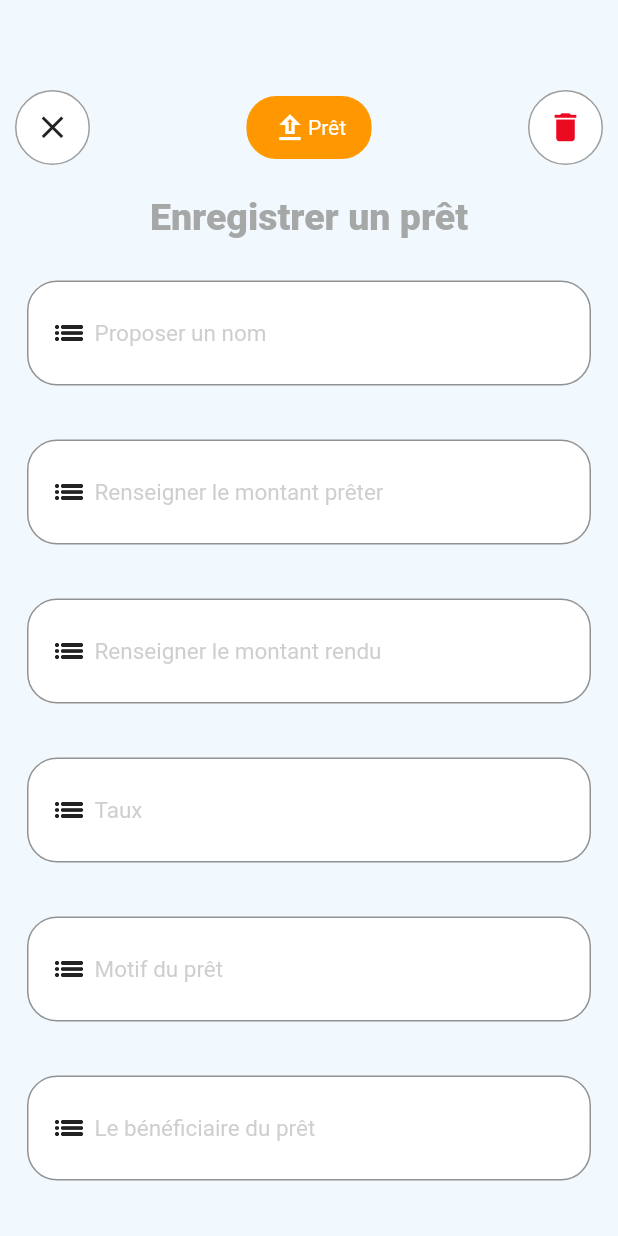
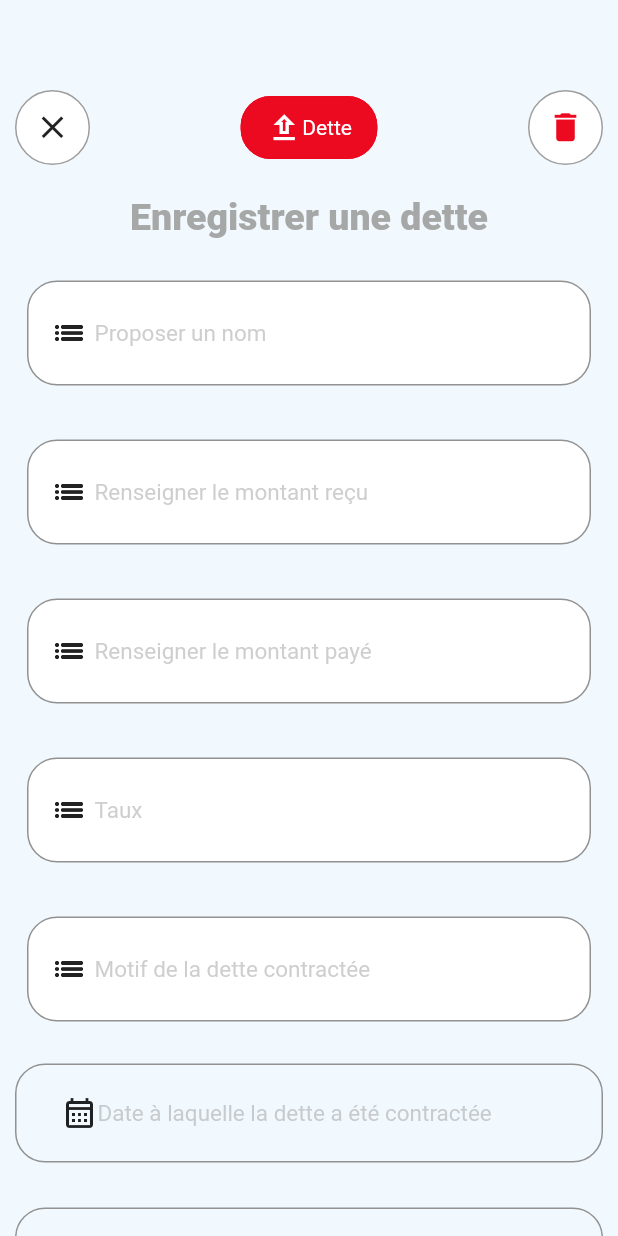
Before and after one commit to EdmondDossa/gestion-finance-personnelle, a Flutter app: the CreateDettePage screen opened directly, on a phone screen of 412 x 824 dp. Run offline on Flutter 3.47's test engine with Material 2 defaults, Android fonts, the phone set to English and light mode, and no system bars; our stand-ins replace cloud_firestore, firebase_auth, firebase_core, fl_chart, flutter_local_notifications, flutter_native_timezone and 6 more; missing offline and left inert: dart:ffi, icon_badge; accounts and stored records are empty.

Commit message:
page pret et dette

```diff
--- a/lib/screens/dette.dart
+++ b/lib/screens/dette.dart
@@ -1,4 +1,5 @@
 import 'package:flutter/material.dart';
+import 'package:flutter/services.dart';
 import 'package:intl/intl.dart';
 import 'package:gestion_finance/utilities/colors.dart';
 
@@ -11,10 +12,9 @@ class CreateDettePage extends StatefulWidget {
 
 class _CreateDettePageState extends State<CreateDettePage> {
   TextEditingController _nameDette = TextEditingController();
-  TextEditingController _montantTotal = TextEditingController();
-  TextEditingController _montantRendu = TextEditingController();
+  TextEditingController _montantDu = TextEditingController();
+  TextEditingController _montantPaye = TextEditingController();
   TextEditingController _taux = TextEditingController();
-  TextEditingController _beneficiaire = TextEditingController();
   TextEditingController _motif = TextEditingController();
   TextEditingController _amount = TextEditingController();
   DateTime? _dateInitial;
@@ -76,10 +76,10 @@ class _CreateDettePageState extends State<CreateDettePage> {
                       vertical: 8.0,
                     ),
                     decoration: BoxDecoration(
-                        color: Colors.orange,
+                        color: red,
                         borderRadius: BorderRadius.circular(20.0),
                         border: Border.all(
-                          color: Colors.orange,
+                          color: red,
                           width: 1,
                         )),
                     child: Row(
@@ -89,7 +89,7 @@ class _CreateDettePageState extends State<CreateDettePage> {
                           color: white,
                         ),
                         Text(
-                          "Prêt",
+                          "Dette",
                           style: TextStyle(color: white),
                         ),
                       ],
@@ -118,7 +118,7 @@ class _CreateDettePageState extends State<CreateDettePage> {
               mainAxisAlignment: MainAxisAlignment.spaceEvenly,
               children: [
                 Text(
-                  "Enregistrer un prêt",
+                  "Enregistrer une dette",
                   style: TextStyle(
                     fontSize: 25,
                     fontWeight: FontWeight.w900,
@@ -198,12 +198,13 @@ class _CreateDettePageState extends State<CreateDettePage> {
                     Container(
                       width: 250,
                       child: TextField(
-                        controller: _montantTotal,
+                        controller: _montantDu,
                         maxLines: null,
                         cursorColor: black,
+                        keyboardType: TextInputType.phone,
                         decoration: InputDecoration(
                             border: InputBorder.none,
-                            hintText: "Renseigner le montant prêter",
+                            hintText: "Renseigner le montant reçu",
                             hintStyle: TextStyle(
                               fontSize: 15,
                               fontWeight: FontWeight.normal,
@@ -242,12 +243,13 @@ class _CreateDettePageState extends State<CreateDettePage> {
                     Container(
                       width: 250,
                       child: TextField(
-                        controller: _montantRendu,
+                        controller: _montantPaye,
                         maxLines: null,
                         cursorColor: black,
+                        keyboardType: TextInputType.phone,
                         decoration: InputDecoration(
                             border: InputBorder.none,
-                            hintText: "Renseigner le montant rendu",
+                            hintText: "Renseigner le montant payé",
                             hintStyle: TextStyle(
                               fontSize: 15,
                               fontWeight: FontWeight.normal,
@@ -289,6 +291,7 @@ class _CreateDettePageState extends State<CreateDettePage> {
                         controller: _taux,
                         maxLines: null,
                         cursorColor: black,
+                        keyboardType: TextInputType.phone,
                         decoration: InputDecoration(
                             border: InputBorder.none,
                             hintText: "Taux",
@@ -335,7 +338,7 @@ class _CreateDettePageState extends State<CreateDettePage> {
                         cursorColor: black,
                         decoration: InputDecoration(
                             border: InputBorder.none,
-                            hintText: "Motif du prêt",
+                            hintText: "Motif de la dette contractée",
                             hintStyle: TextStyle(
                               fontSize: 15,
                               fontWeight: FontWeight.normal,
@@ -349,50 +352,6 @@ class _CreateDettePageState extends State<CreateDettePage> {
             ),
             SizedBox(
               height: 20,
-            ),
-            Padding(
-              padding: const EdgeInsets.all(8.0),
-              child: Container(
-                width: double.infinity,
-                padding: const EdgeInsets.symmetric(
-                  horizontal: 15.0,
-                  vertical: 10.0,
-                ),
-                decoration: BoxDecoration(
-                    color: white,
-                    borderRadius: BorderRadius.circular(20.0),
-                    border: Border.all(
-                      color: Color.fromARGB(255, 146, 146, 146),
-                      width: 1,
-                    )),
-                child: Row(
-                  children: [
-                    Icon(Icons.list_outlined),
-                    SizedBox(
-                      width: 5,
-                    ),
-                    Container(
-                      width: 250,
-                      child: TextField(
-                        controller: _beneficiaire,
-                        maxLines: null,
-                        cursorColor: black,
-                        decoration: InputDecoration(
-                            border: InputBorder.none,
-                            hintText: "Le bénéficiaire du prêt",
-                            hintStyle: TextStyle(
-                              fontSize: 15,
-                              fontWeight: FontWeight.normal,
-                              color: grey.withOpacity(0.5),
-                            )),
-                      ),
-                    )
-                  ],
-                ),
-              ),
-            ),
-            SizedBox(
-              height: 30,
             ),
             GestureDetector(
               onTap: () => _selectDate(context, _dateInitial),
@@ -415,7 +374,7 @@ class _CreateDettePageState extends State<CreateDettePage> {
                       children: [
                         Icon(Icons.calendar_month_outlined),
                         Text(
-                          "Date de prêt",
+                          "Date à laquelle la dette a été contractée",
                           style: TextStyle(
                             fontSize: 15,
                             fontWeight: FontWeight.normal,
@@ -462,7 +421,7 @@ class _CreateDettePageState extends State<CreateDettePage> {
                       children: [
                         Icon(Icons.calendar_month_outlined),
                         Text(
-                          "Date limite",
+                          "Date de remboursement",
                           style: TextStyle(
                             fontSize: 15,
                             fontWeight: FontWeight.normal,
@@ -515,6 +474,7 @@ class _CreateDettePageState extends State<CreateDettePage> {
                     TextField(
                       controller: _amount,
                       cursorColor: black,
+                      keyboardType: TextInputType.phone,
                       style: const TextStyle(
                         fontWeight: FontWeight.w400,
                         color: black,
--- a/lib/screens/home_page.dart
+++ b/lib/screens/home_page.dart
@@ -12,7 +12,7 @@ import 'dart:async';
 import 'package:flutter_local_notifications/flutter_local_notifications.dart';
 import 'package:timezone/data/latest.dart' as tz;
 import 'package:timezone/timezone.dart' as tz;
-import 'package:background_fetch/background_fetch.dart';
+//import 'package:background_fetch/background_fetch.dart';
 
 class StartPage extends StatefulWidget {
   const StartPage({super.key});
@@ -39,7 +39,7 @@ class _StartPageState extends State<StartPage> {
     tz.initializeTimeZones();
     flutterLocalNotificationsPlugin = FlutterLocalNotificationsPlugin();
     initializeNotifications();
-    initBackgroundFetch();
+    //initBackgroundFetch();
     //scheduleNotifications();
     _refreshData();
   }
@@ -86,7 +86,7 @@ class _StartPageState extends State<StartPage> {
       notificationId++;
     }
 
-  void initBackgroundFetch() {
+    /* void initBackgroundFetch() {
       BackgroundFetch.configure(
         BackgroundFetchConfig(
           minimumFetchInterval: 30,
@@ -104,7 +104,7 @@ class _StartPageState extends State<StartPage> {
           BackgroundFetch.finish(taskId);
         },
       );
-  }
+    } */
 
 /* Future<void> scheduleNotifications() async {
   const AndroidNotificationDetails androidPlatformChannelSpecifics =
--- a/lib/screens/prets.dart
+++ b/lib/screens/prets.dart
@@ -1,4 +1,5 @@
 import 'package:flutter/material.dart';
+import 'package:flutter/services.dart';
 import 'package:intl/intl.dart';
 import 'package:gestion_finance/utilities/colors.dart';
 
@@ -76,10 +77,10 @@ class _CreatePretPageState extends State<CreatePretPage> {
                       vertical: 8.0,
                     ),
                     decoration: BoxDecoration(
-                        color: Colors.orange,
+                        color: green,
                         borderRadius: BorderRadius.circular(20.0),
                         border: Border.all(
-                          color: Colors.orange,
+                          color: green,
                           width: 1,
                         )),
                     child: Row(
@@ -191,7 +192,7 @@ class _CreatePretPageState extends State<CreatePretPage> {
                     )),
                 child: Row(
                   children: [
-                    Icon(Icons.list_outlined),
+                    Icon(Icons.money_outlined),
                     SizedBox(
                       width: 5,
                     ),
@@ -201,6 +202,7 @@ class _CreatePretPageState extends State<CreatePretPage> {
                         controller: _montantTotal,
                         maxLines: null,
                         cursorColor: black,
+                      keyboardType: TextInputType.phone,
                         decoration: InputDecoration(
                             border: InputBorder.none,
                             hintText: "Renseigner le montant prêter",
@@ -235,7 +237,7 @@ class _CreatePretPageState extends State<CreatePretPage> {
                     )),
                 child: Row(
                   children: [
-                    Icon(Icons.list_outlined),
+                    Icon(Icons.money_outlined),
                     SizedBox(
                       width: 5,
                     ),
@@ -245,6 +247,7 @@ class _CreatePretPageState extends State<CreatePretPage> {
                         controller: _montantRendu,
                         maxLines: null,
                         cursorColor: black,
+                      keyboardType: TextInputType.phone,
                         decoration: InputDecoration(
                             border: InputBorder.none,
                             hintText: "Renseigner le montant rendu",
@@ -289,6 +292,7 @@ class _CreatePretPageState extends State<CreatePretPage> {
                         controller: _taux,
                         maxLines: null,
                         cursorColor: black,
+                      keyboardType: TextInputType.phone,
                         decoration: InputDecoration(
                             border: InputBorder.none,
                             hintText: "Taux",
@@ -515,6 +519,7 @@ class _CreatePretPageState extends State<CreatePretPage> {
                     TextField(
                       controller: _amount,
                       cursorColor: black,
+                      keyboardType: TextInputType.phone,
                       style: const TextStyle(
                         fontWeight: FontWeight.w400,
                         color: black,
--- a/lib/screens/previsions.dart
+++ b/lib/screens/previsions.dart
@@ -557,7 +557,7 @@ class _CreatePrevisionPageState extends State<CreatePrevisionPage> {
   }
 
   editData() async {
-    await lignesPrevisionsBox.putAt(
+    await lignesPrevisionsBox.put(
         widget.ligneP!.uid!,
         HLignesPrevisions(
           _selectedType,
--- a/lib/screens/profil.dart
+++ b/lib/screens/profil.dart
@@ -5,6 +5,7 @@ import 'package:gestion_finance/models/avoirs.dart';
 import 'package:gestion_finance/models/dettes.dart';
 import 'package:gestion_finance/models/prets.dart';
 import 'package:gestion_finance/screens/all_rubriques.dart';
+import 'package:gestion_finance/screens/dette.dart';
 import 'package:gestion_finance/screens/prets.dart';
 import 'package:gestion_finance/screens/login.dart';
 import 'package:gestion_finance/screens/notification.dart';
@@ -287,7 +288,7 @@ class _ProfilPageState extends State<ProfilPage> {
                           ),
                         ),
                       ),
-                       GestureDetector(
+                       /* GestureDetector(
                         onTap: () {
                           Navigator.push(
                               context,
@@ -315,6 +316,10 @@ class _ProfilPageState extends State<ProfilPage> {
                       ),
                        GestureDetector(
                         onTap: () {
+                          Navigator.push(
+                              context,
+                              MaterialPageRoute(
+                                  builder: (context) => CreateDettePage()));
 
                         },
                         child: Container(
@@ -335,7 +340,7 @@ class _ProfilPageState extends State<ProfilPage> {
                             ],
                           ),
                         ),
-                      ),
+                      ), */
                       GestureDetector(
                         onTap: () {
                           Navigator.push(
--- a/lib/screens/realisations.dart
+++ b/lib/screens/realisations.dart
@@ -1,5 +1,6 @@
 import 'package:flutter/cupertino.dart';
 import 'package:flutter/material.dart';
+import 'package:flutter/services.dart';
 import 'package:gestion_finance/Hive_Models/allModels.dart';
 import 'package:gestion_finance/Hive_Models/box.dart';
 import 'package:gestion_finance/models/lignes_previsions.dart';
@@ -706,7 +707,7 @@ class _CreateRealisationPageState extends State<CreateRealisationPage> {
 
   _editRealisation() async {
     if (_selectSource.nomRubrique == "") {
-      await realisationsBox.putAt(
+      await realisationsBox.put(
           widget.selectRealisation!.uid!,
           HRealisations(
               type: _selectedType,
@@ -722,7 +723,7 @@ class _CreateRealisationPageState extends State<CreateRealisationPage> {
                   )),
           (route) => false);
     } else {
-      await realisationsBox.putAt(
+      await realisationsBox.put(
           widget.selectRealisation!.uid!,
           HRealisations(
               type: _selectedType,
--- a/pubspec.yaml
+++ b/pubspec.yaml
@@ -28,7 +28,7 @@ dependencies:
   path_provider: ^2.0.11
   http: ^1.0.0
   flutter_native_timezone: ^2.0.0
-  background_fetch: '^1.1.3'
+  #background_fetch: ^1.1.6
 
 
 dev_dependencies:
```
Also changed, not shown: pubspec.lock, 1 other file. Lines whose indentation alone changed are shown as unchanged.
